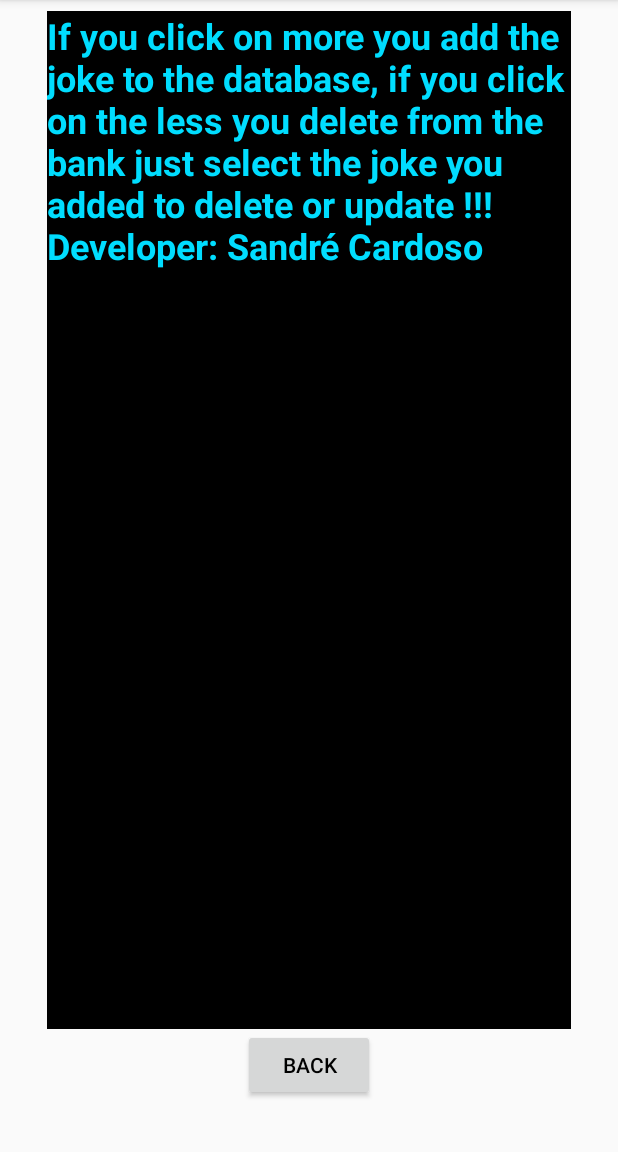
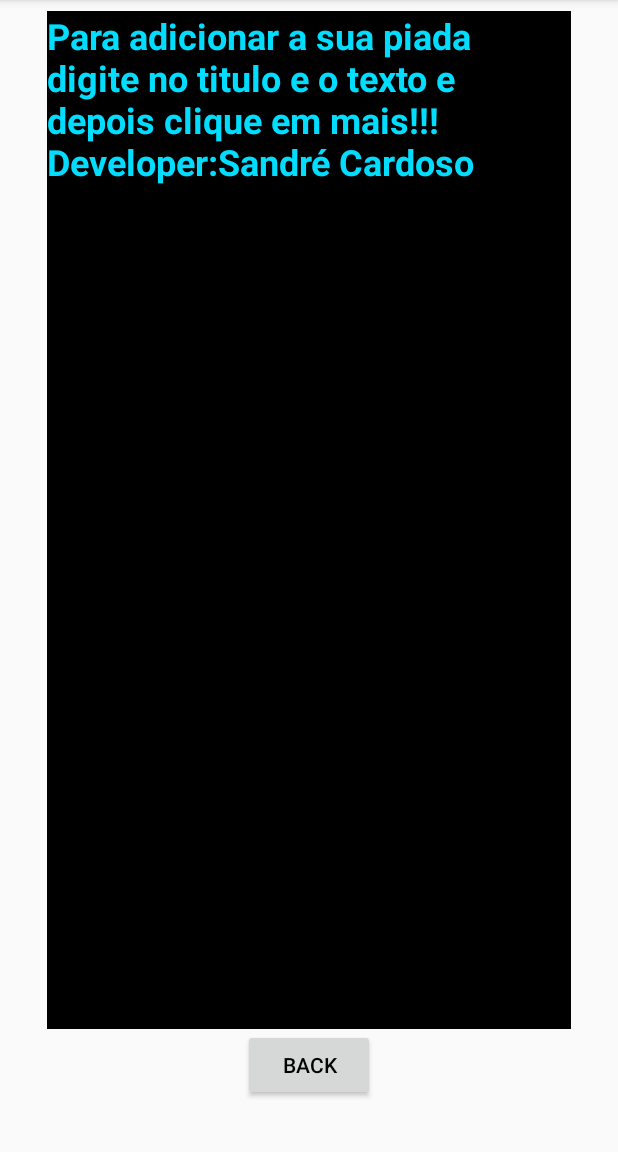
Before and after one commit to sandrecardoso/Piadas2, an Android app: the screen it shows after launch (Sobre), after a tap on "About", on a phone screen of 412 x 824 dp, the part 84-1236 px from its top. Run offline under Robolectric (Android 15) with nearby library versions, the phone set to English and light mode, and no system bars; our stand-ins replace AdMob, Firebase (no records; nobody signed in at launch, a user with empty details on screens opened directly); 1 statement that could not run was skipped.

Commit message:
atualização

```diff
--- a/app/src/main/java/piadas/sandrecardoso/acer/piadas/MainActivity.java
+++ b/app/src/main/java/piadas/sandrecardoso/acer/piadas/MainActivity.java
@@ -2,6 +2,7 @@ package piadas.sandrecardoso.acer.piadas;
 
 import android.content.Intent;
 import android.os.Bundle;
+import android.support.v4.view.MenuItemCompat;
 import android.support.v7.app.AppCompatActivity;
 import android.view.Menu;
 import android.view.MenuItem;
@@ -10,7 +11,7 @@ import android.widget.AdapterView;
 import android.widget.ArrayAdapter;
 import android.widget.EditText;
 import android.widget.ListView;
-import android.widget.ShareActionProvider;
+import android.support.v7.widget.ShareActionProvider;
 
 import com.google.android.gms.ads.AdRequest;
 import com.google.android.gms.ads.AdView;
@@ -96,7 +97,15 @@ public class MainActivity extends AppCompatActivity {
     @Override
     public boolean onCreateOptionsMenu( Menu menu){
         getMenuInflater().inflate(R.menu.menu_main,menu);
-        return true;
+        MenuItem shareItem=menu.findItem(R.id.action_share);
+        mShareActionProvider=(ShareActionProvider)MenuItemCompat.getActionProvider(shareItem);
+        String texto=getString(R.string.texto_compartilhar);
+        Intent it=new Intent(Intent.ACTION_SEND);
+        it.addFlags(Intent.FLAG_ACTIVITY_CLEAR_WHEN_TASK_RESET);
+        it.setType("text/plain");
+        it.putExtra(Intent.EXTRA_TEXT,texto);
+        mShareActionProvider.setShareIntent(it);
+        return super.onCreateOptionsMenu(menu);
 
     }
 
@@ -110,14 +119,8 @@ public class MainActivity extends AppCompatActivity {
            p.setEmail(email.getText().toString());
            databaseReference.child("Pessoa").child(p.getUid()).setValue(p);
            limparCampos();
-       }else if (id==R.id.atualizar){
-           Pessoa p=new Pessoa();
-           p.setUid(pessoaSelecionada.getUid());
-           p.setNome(nome.getText().toString().trim());
-           p.setEmail(email.getText().toString().trim());
-           databaseReference.child("Pessoa").child(p.getUid()).setValue(p);
-           limparCampos();
-       } else if (id==R.id.fechar){
+       }
+        else if (id==R.id.fechar){
            finish();
        } else if (id==R.id.sobre){
            Intent intent=new Intent(MainActivity.this,Sobre.class);
--- a/app/src/main/res/layout/activity_sobre.xml
+++ b/app/src/main/res/layout/activity_sobre.xml
@@ -10,11 +10,12 @@
         android:id="@+id/textView"
         android:layout_width="0dp"
         android:layout_height="0dp"
+        android:layout_gravity="start"
         android:layout_marginEnd="31dp"
         android:layout_marginStart="31dp"
         android:layout_marginTop="7dp"
         android:background="@android:color/background_dark"
-        android:text="If you click on more you add the joke to the database, if you click on the less you delete from the bank just select the joke you added to delete or update !!! Developer: Sandré Cardoso"
+        android:text="Para adicionar a sua piada digite no titulo e o texto e depois clique em mais!!!Developer:Sandré Cardoso"
         android:textAlignment="textStart"
         android:textColor="@android:color/holo_blue_bright"
         android:textSize="24sp"
@@ -22,8 +23,7 @@
         app:layout_constraintBottom_toTopOf="@+id/voltar"
         app:layout_constraintEnd_toEndOf="parent"
         app:layout_constraintStart_toStartOf="parent"
-        app:layout_constraintTop_toTopOf="parent"
-        android:layout_gravity="start" />
+        app:layout_constraintTop_toTopOf="parent" />
 
     <Button
         android:id="@+id/voltar"
--- a/app/src/main/res/menu/menu_main.xml
+++ b/app/src/main/res/menu/menu_main.xml
@@ -10,17 +10,17 @@
         app:showAsAction="always" />
 
     <item
-        android:id="@+id/atualizar"
-        android:icon="@mipmap/ic_refresh"
-        android:title="Atualizar"
-        android:visible="true"
-        app:showAsAction="always" />
-    <item
         android:id="@+id/sobre"
         android:icon="@drawable/ic_account_box_black_24dp"
         android:title="@string/sobre"
         android:visible="true"
         app:showAsAction="always" />
+    <item android:id="@+id/action_share"
+        android:title="@string/acao_compartilhar"
+        android:icon="@drawable/ic_share_black_24dp"
+        app:showAsAction="ifRoom"
+        app:actionProviderClass="android.support.v7.widget.ShareActionProvider"/>
+
     <item android:id="@+id/fechar"
         android:icon="@mipmap/ic_fechar"
         android:title="Fechar"
--- a/app/src/main/res/values/strings.xml
+++ b/app/src/main/res/values/strings.xml
@@ -3,5 +3,8 @@
     <string name="banner_ad_unit_id">ca-app-pub-5460176529465753/1195006683</string>
     <string name="sobre">About</string>
     <string name="fechar">Close</string>
+    <string name="acao_compartilhar" >Compartilhar</string>
+    <string name="texto_compartilhar">Baixe esse app de piadas!!!Você vai adorar!!!</string>
+    <string name="texto">Para adicionar uma piada digite o titulo e o texto e clique em mais!!!</string>
 
 </resources>
```
Also changed, not shown: app/build.gradle (+5 -2 lines), app/src/main/AndroidManifest.xml (+5 -2 lines), app/src/main/res/layout/activity_main.xml (+32 -28 lines).
